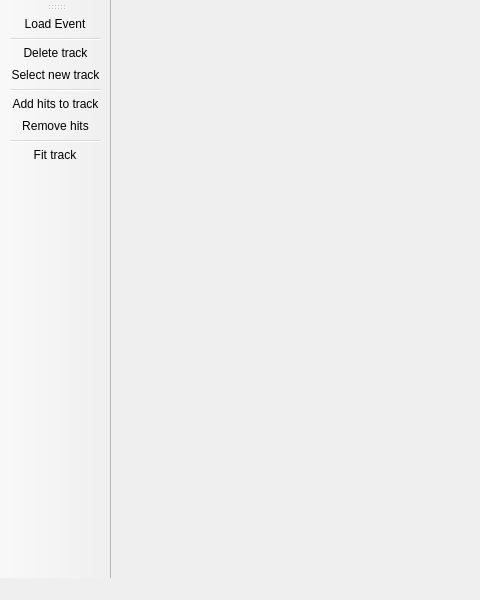
Old version of the form STRT/view/mainwindow.ui in the repository vladkrylov/mTPC; both pictures show x 0 to 480 and y 0 to 600 of the 800 by 600 pixel window.
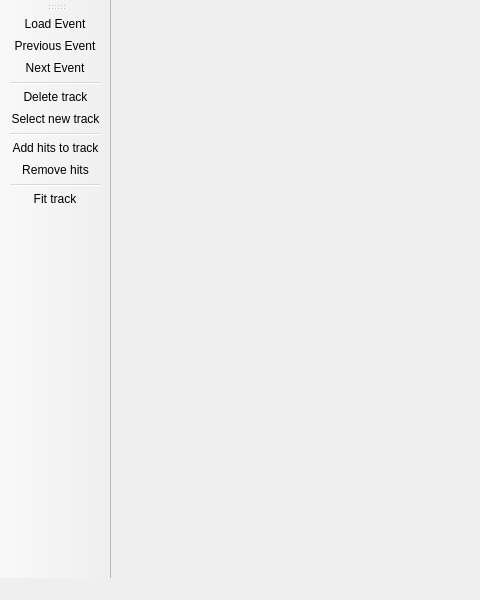
New version of the form. Icons and pictures are not drawn.

Commit message: event ids assigner added

```diff
--- a/STRT/view/mainwindow.ui
+++ b/STRT/view/mainwindow.ui
@@ -79,9 +79,11 @@
     <enum>LeftToolBarArea</enum>
    </attribute>
    <attribute name="toolBarBreak">
-    <bool>true</bool>
+    <bool>false</bool>
    </attribute>
    <addaction name="action_load_event"/>
+   <addaction name="action_previous_event"/>
+   <addaction name="action_next_event"/>
    <addaction name="separator"/>
    <addaction name="action_delete_track"/>
    <addaction name="action_select_new_track"/>
@@ -163,6 +165,30 @@
     <string>Fit track</string>
    </property>
   </action>
+  <action name="action_next_event">
+   <property name="icon">
+    <iconset>
+     <normaloff>img/next_event.png</normaloff>img/next_event.png</iconset>
+   </property>
+   <property name="text">
+    <string>Next Event</string>
+   </property>
+   <property name="toolTip">
+    <string>Next Event</string>
+   </property>
+  </action>
+  <action name="action_previous_event">
+   <property name="icon">
+    <iconset>
+     <normaloff>img/previous_event.png</normaloff>img/previous_event.png</iconset>
+   </property>
+   <property name="text">
+    <string>Previous Event</string>
+   </property>
+   <property name="toolTip">
+    <string>Show previous event</string>
+   </property>
+  </action>
  </widget>
  <resources/>
  <connections/>
```
The commit also changes 6 other files.
